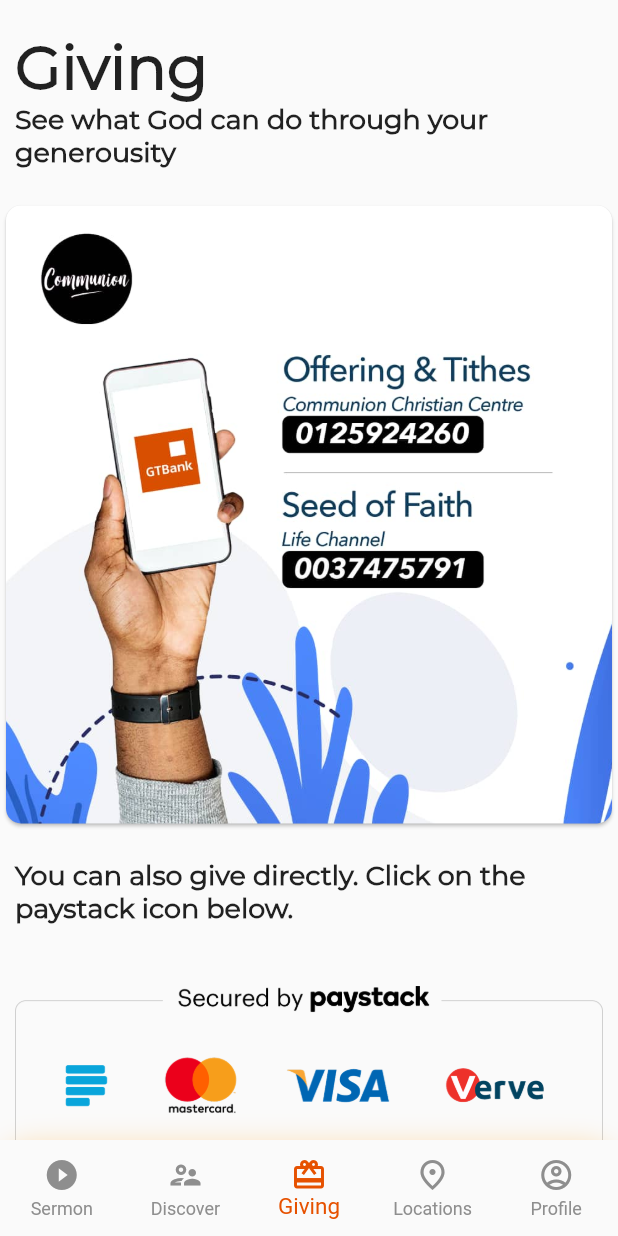
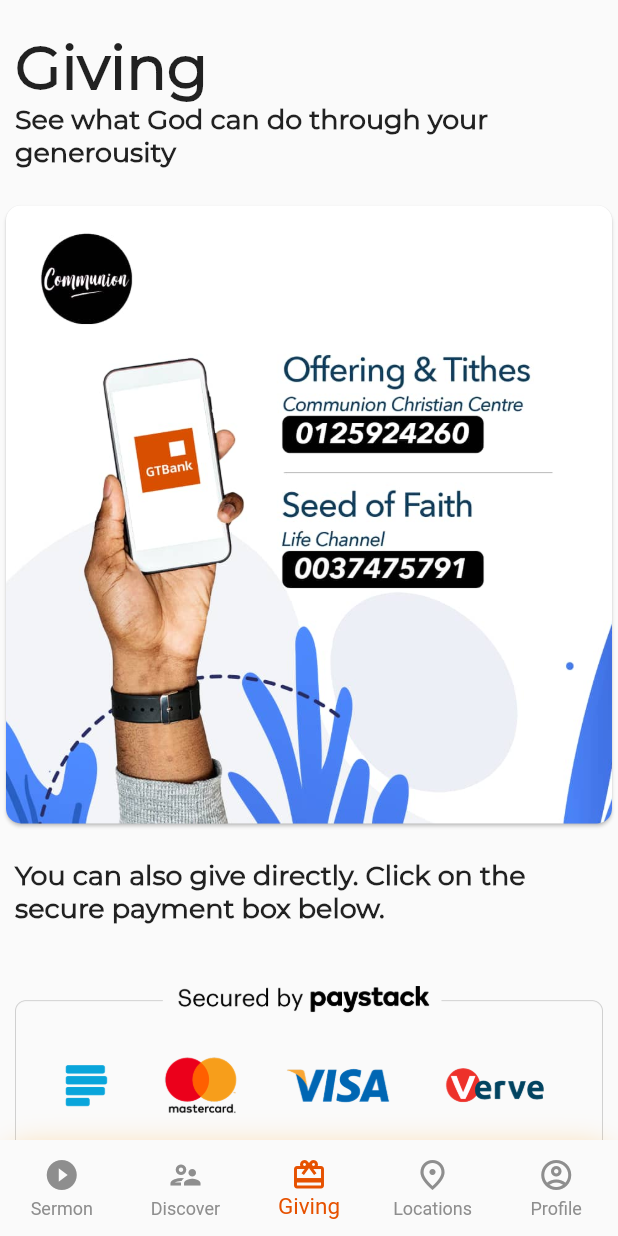
Before and after one commit to Pils36/flutter_communioncc, a Flutter app: the screen it shows after launch, swiped to page 3, on a phone screen of 412 x 824 dp. Run offline on Flutter 3.47's test engine with Material 2 defaults, Android fonts, the light colour scheme and no system bars; our stand-ins replace google_fonts; network calls fail.

Commit message:
pubspec update

```diff
--- a/lib/screens/giving_screen.dart
+++ b/lib/screens/giving_screen.dart
@@ -59,7 +59,7 @@
               Padding(
                 padding: const EdgeInsets.all(10.0),
                 child: Text(
-                  "You can also give directly. Click on the paystack icon below.",
+                  "You can also give directly. Click on the secure payment box below.",
                   style: TextStyle(
                     fontFamily: "Montserrat",
                     fontSize: 18,
--- a/pubspec.yaml
+++ b/pubspec.yaml
@@ -23,6 +23,7 @@
   date_format: ^1.0.9
   intl: ^0.16.1
   url_launcher: ^5.7.10
+  cached_network_image: ^2.5.0
 
 
 
```
Also changed, not shown: pubspec.lock.
